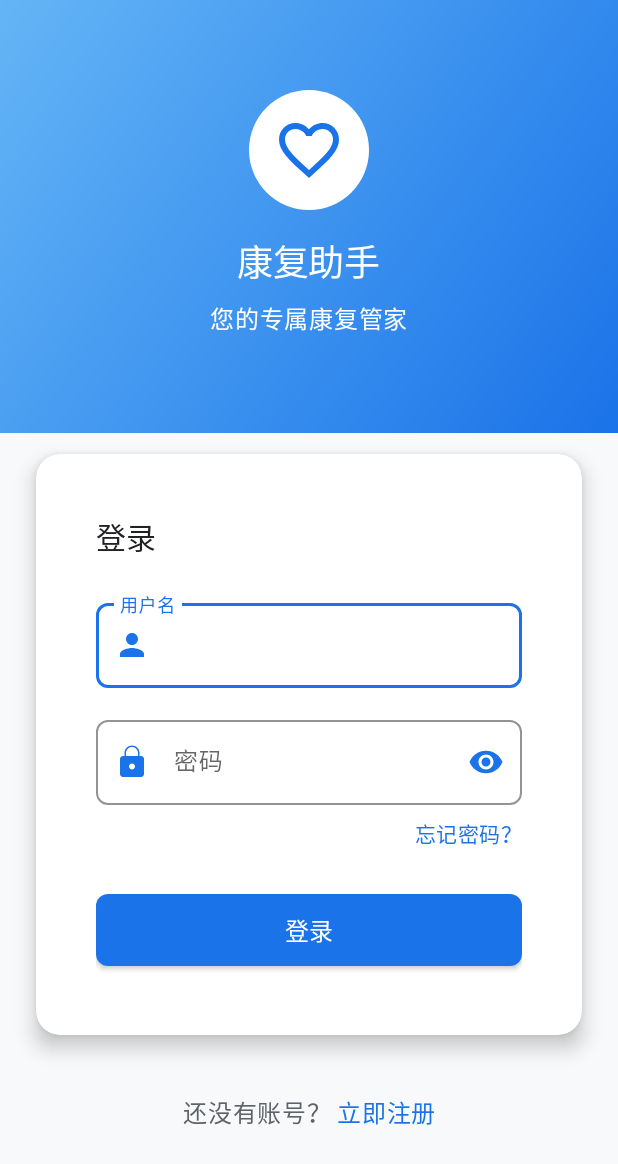
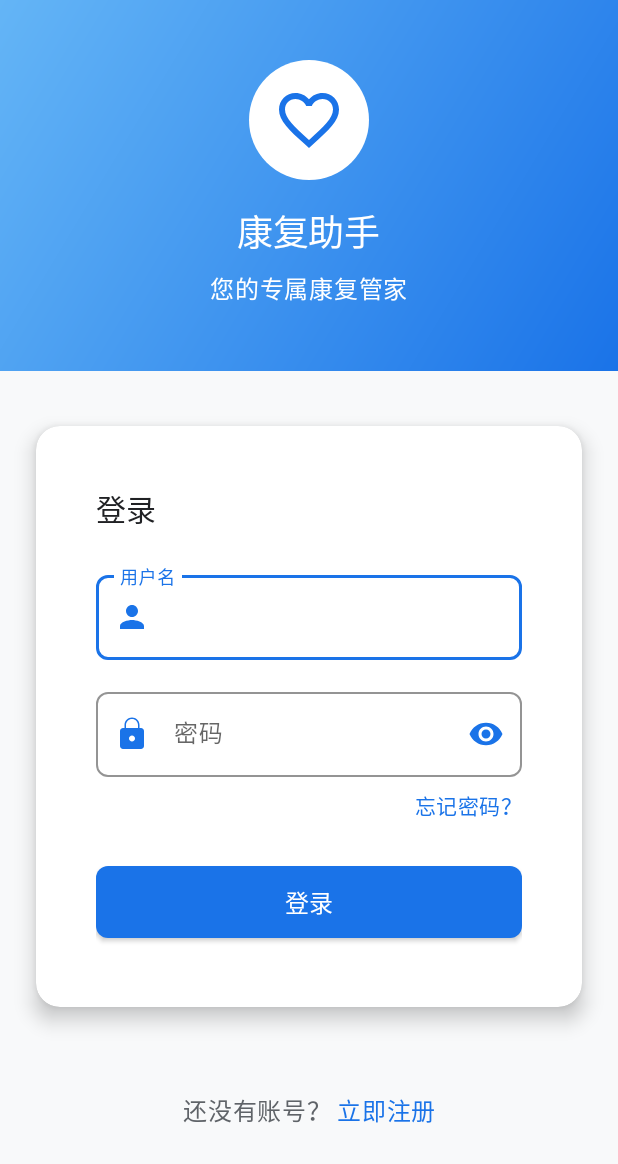
Before and after one commit to wuwuevan/APP, an Android app: the screen it shows after launch (LoginActivity), on a phone screen of 412 x 824 dp. Shown: the top 1164 px of the screen. Run offline under Robolectric (Android 15) with nearby library versions, the phone set to English and light mode, and no system bars; our stand-ins replace Room's generated code.

Commit message:
Reduce header and margins for login layout

```diff
--- a/app/src/main/res/layout/activity_login.xml
+++ b/app/src/main/res/layout/activity_login.xml
@@ -21,7 +21,7 @@
         android:layout_height="0dp"
         android:background="@drawable/bg_gradient_primary"
         app:layout_constraintBottom_toBottomOf="@id/tv_slogan"
-        app:layout_constraintHeight_percent="0.35"
+        app:layout_constraintHeight_percent="0.3"
         app:layout_constraintTop_toTopOf="parent"
         app:layout_constraintVertical_bias="0" />
 
@@ -30,7 +30,7 @@
         android:id="@+id/iv_logo"
         android:layout_width="80dp"
         android:layout_height="80dp"
-        android:layout_marginTop="60dp"
+        android:layout_marginTop="40dp"
         android:background="@drawable/circle_bg_lee"
         android:padding="16dp"
         android:src="@drawable/ic_health"
@@ -72,7 +72,7 @@
         android:layout_width="match_parent"
         android:layout_height="wrap_content"
         android:layout_marginStart="24dp"
-        android:layout_marginTop="40dp"
+        android:layout_marginTop="24dp"
         android:layout_marginEnd="24dp"
         app:cardBackgroundColor="@color/colorSurface"
         app:cardCornerRadius="16dp"
@@ -166,7 +166,7 @@
         android:id="@+id/layout_register"
         android:layout_width="wrap_content"
         android:layout_height="wrap_content"
-        android:layout_marginBottom="32dp"
+        android:layout_marginBottom="16dp"
         android:gravity="center"
         android:orientation="horizontal"
         app:layout_constraintBottom_toBottomOf="parent"
```
